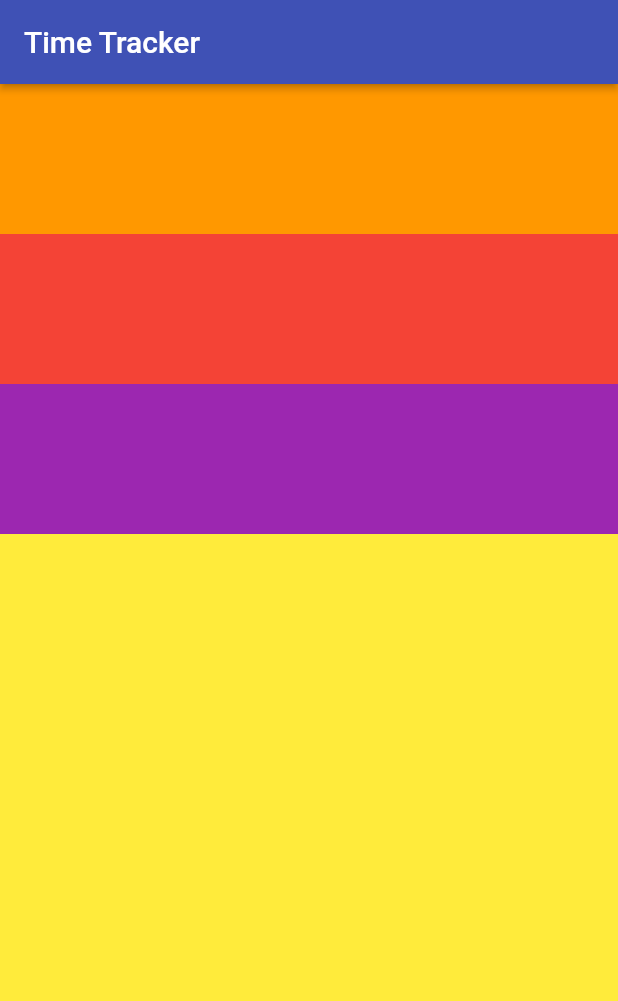
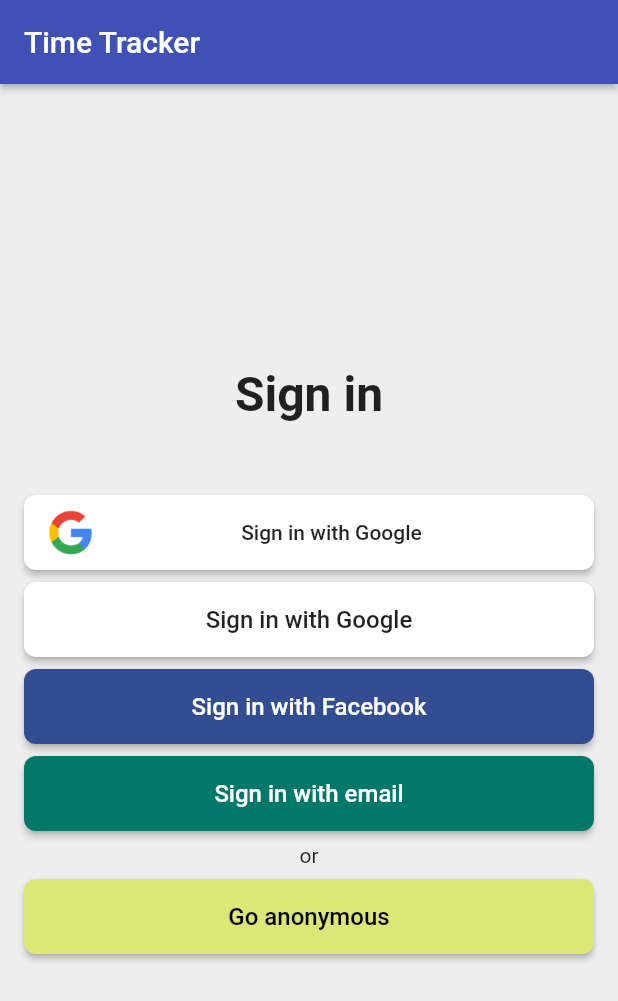
Before and after one commit to joaomarcos96/time_tracker_flutter_course, a Flutter app: the screen it shows after launch, on a phone screen of 412 x 824 dp. Shown: the top 1001 px of the screen. Run offline on Flutter 3.47's test engine with Material 2 defaults, Android fonts, the phone set to English and light mode, and no system bars.

Commit message:
Add images and sign in buttons

```diff
--- /dev/null
+++ b/lib/app/sign_in/sign_in_button.dart
@@ -0,0 +1,21 @@
+import 'package:flutter/material.dart';
+import 'package:time_tracker_flutter_course/common_widgets/custom_raised_button.dart';
+
+class SignInButton extends CustomRaisedButton {
+  SignInButton({
+    String text,
+    Color color,
+    Color textColor,
+    VoidCallback onPressed,
+  }) : super(
+          child: Text(
+            text,
+            style: TextStyle(
+              color: textColor,
+              fontSize: 16,
+            ),
+          ),
+          color: color,
+          onPressed: onPressed,
+        );
+}
--- a/lib/app/sign_in/sign_in_page.dart
+++ b/lib/app/sign_in/sign_in_page.dart
@@ -1,4 +1,6 @@
 import 'package:flutter/material.dart';
+import 'package:time_tracker_flutter_course/app/sign_in/sign_in_button.dart';
+import 'package:time_tracker_flutter_course/common_widgets/custom_raised_button.dart';
 
 class SignInPage extends StatelessWidget {
   @override
@@ -8,33 +10,84 @@ class SignInPage extends StatelessWidget {
         title: Text('Time Tracker'),
         elevation: 2,
       ),
-      body: buildContent(),
+      body: _buildContent(),
+      backgroundColor: Colors.grey[200],
     );
   }
 
-  Widget buildContent() {
-    return Container(
-      color: Colors.yellow,
+  Widget _buildContent() {
+    return Padding(
+      padding: EdgeInsets.all(16),
       child: Column(
+        mainAxisAlignment: MainAxisAlignment.center,
         crossAxisAlignment: CrossAxisAlignment.stretch,
         children: <Widget>[
-          Container(
-            color: Colors.orange,
-            child: SizedBox(
-              height: 100,
+          Text(
+            'Sign in',
+            textAlign: TextAlign.center,
+            style: TextStyle(fontSize: 32, fontWeight: FontWeight.w600),
+          ),
+          SizedBox(
+            height: 48,
+          ),
+          CustomRaisedButton(
+            child: Row(
+              mainAxisAlignment: MainAxisAlignment.spaceBetween,
+              children: <Widget>[
+                Image.asset('images/google-logo.png'),
+                Text('Sign in with Google'),
+                SizedBox(),
+              ],
+            ),
+            color: Colors.white,
+            onPressed: () {},
+          ),
+          SizedBox(
+            height: 8,
+          ),
+          SignInButton(
+            text: 'Sign in with Google',
+            textColor: Colors.black87,
+            color: Colors.white,
+            onPressed: () {},
+          ),
+          SizedBox(
+            height: 8,
+          ),
+          SignInButton(
+            text: 'Sign in with Facebook',
+            textColor: Colors.white,
+            color: Color(0xFF334D92),
+            onPressed: () {},
+          ),
+          SizedBox(
+            height: 8,
+          ),
+          SignInButton(
+            text: 'Sign in with email',
+            textColor: Colors.white,
+            color: Colors.teal[700],
+            onPressed: () {},
+          ),
+          SizedBox(
+            height: 8,
+          ),
+          Text(
+            'or',
+            textAlign: TextAlign.center,
+            style: TextStyle(
+              fontSize: 14,
+              color: Colors.black87,
             ),
           ),
-          Container(
-            color: Colors.red,
-            child: SizedBox(
-              height: 100,
-            ),
+          SizedBox(
+            height: 8,
           ),
-          Container(
-            color: Colors.purple,
-            child: SizedBox(
-              height: 100,
-            ),
+          SignInButton(
+            text: 'Go anonymous',
+            textColor: Colors.black,
+            color: Colors.lime[300],
+            onPressed: () {},
           ),
         ],
       ),
--- /dev/null
+++ b/lib/common_widgets/custom_raised_button.dart
@@ -0,0 +1,34 @@
+import 'package:flutter/material.dart';
+
+class CustomRaisedButton extends StatelessWidget {
+  CustomRaisedButton({
+    this.child,
+    this.color,
+    this.borderRadius = 8,
+    this.height = 50,
+    this.onPressed,
+  });
+
+  final Widget child;
+  final Color color;
+  final double borderRadius;
+  final double height;
+  final VoidCallback onPressed;
+
+  @override
+  Widget build(BuildContext context) {
+    return SizedBox(
+      height: height,
+      child: RaisedButton(
+        child: child,
+        color: color,
+        shape: RoundedRectangleBorder(
+          borderRadius: BorderRadius.all(
+            Radius.circular(borderRadius),
+          ),
+        ),
+        onPressed: onPressed,
+      ),
+    );
+  }
+}
--- a/pubspec.yaml
+++ b/pubspec.yaml
@@ -44,6 +44,9 @@ flutter:
   # assets:
   #  - images/a_dot_burr.jpeg
   #  - images/a_dot_ham.jpeg
+  assets:
+    - images/google-logo.png
+    - images/facebook-logo.png
 
   # An image asset can refer to one or more resolution-specific "variants", see
   # https://flutter.dev/assets-and-images/#resolution-aware.
```
Also changed, not shown: images/2.0x/facebook-logo.png (added), images/2.0x/google-logo.png (added), images/3.0x/facebook-logo.png (added), images/3.0x/google-logo.png (added), images/facebook-logo.png (added), images/google-logo.png (added).
